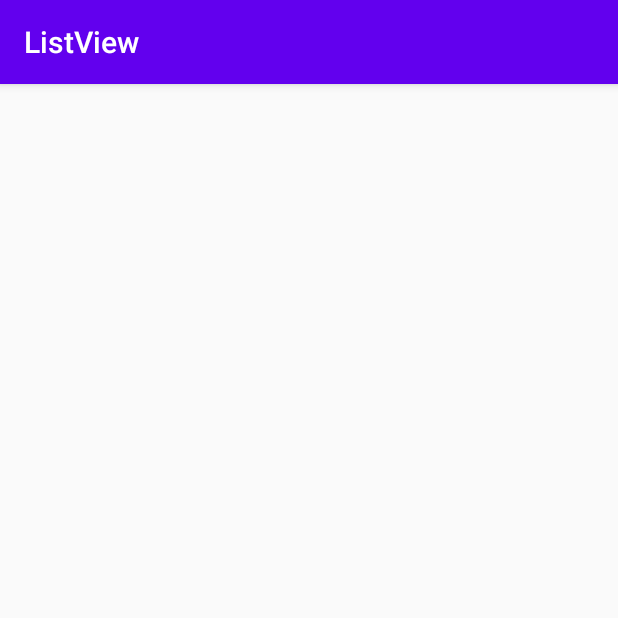
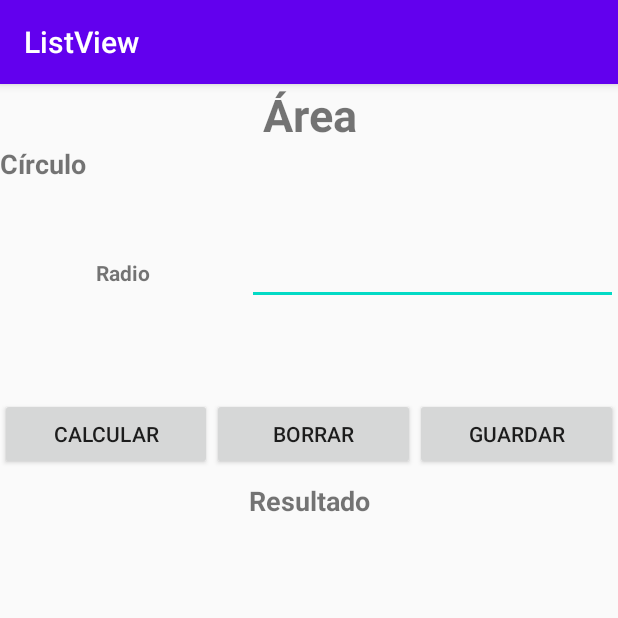
Before and after one commit to GermanVq/listview-android-studio, an Android app: the Circulo screen opened directly, with no data from a screen before it, on a phone screen of 412 x 824 dp, the top half of it. Run offline under Robolectric (Android 15) with nearby library versions, the phone set to English and light mode, and no system bars.

Commit message:
display and functionality areas activities added and completed

```diff
--- a/app/src/main/java/com/example/listview/Triangulo.java
+++ b/app/src/main/java/com/example/listview/Triangulo.java
@@ -20,11 +20,11 @@ public class Triangulo extends AppCompatActivity {
         total = findViewById(R.id.lblResultado);
     }
     public void calcular(View v){
-        int b, h, area;
+        double b, h, area;
         if(Validar()) {
 
-            b = Integer.parseInt(base.getText().toString());
-            h = Integer.parseInt(altura.getText().toString());
+            b = Double.parseDouble(base.getText().toString());
+            h = Double.parseDouble(altura.getText().toString());
             area = (b * h) / 2;
             total.setText("" + area);
         }
--- a/app/src/main/res/layout/activity_circulo.xml
+++ b/app/src/main/res/layout/activity_circulo.xml
@@ -4,6 +4,95 @@
     xmlns:tools="http://schemas.android.com/tools"
     android:layout_width="match_parent"
     android:layout_height="match_parent"
+    android:orientation="vertical"
     tools:context=".Circulo">
 
+    <TextView
+        android:id="@+id/textView17"
+        android:layout_width="match_parent"
+        android:layout_height="wrap_content"
+        android:gravity="center"
+        android:text="@string/area"
+        android:textSize="30sp"
+        android:textStyle="bold" />
+
+    <TextView
+        android:id="@+id/textView18"
+        android:layout_width="match_parent"
+        android:layout_height="61dp"
+        android:text="@string/circulo"
+        android:textSize="18sp"
+        android:textStyle="bold" />
+
+    <LinearLayout
+        android:layout_width="match_parent"
+        android:layout_height="107dp"
+        android:orientation="horizontal">
+
+        <TextView
+            android:id="@+id/textView19"
+            android:layout_width="wrap_content"
+            android:layout_height="wrap_content"
+            android:layout_weight="1"
+            android:gravity="center"
+            android:text="@string/radio"
+            android:textStyle="bold" />
+
+        <EditText
+            android:id="@+id/txtRadio"
+            android:layout_width="118dp"
+            android:layout_height="wrap_content"
+            android:layout_weight="1"
+            android:ems="10"
+            android:gravity="center"
+            android:inputType="numberDecimal" />
+    </LinearLayout>
+
+    <LinearLayout
+        android:layout_width="match_parent"
+        android:layout_height="wrap_content"
+        android:orientation="horizontal">
+
+        <Button
+            android:id="@+id/btnCalcular"
+            android:layout_width="wrap_content"
+            android:layout_height="wrap_content"
+            android:layout_weight="1"
+            android:onClick="calcular"
+            android:text="@string/calcular" />
+
+        <Button
+            android:id="@+id/btnBorrar"
+            android:layout_width="wrap_content"
+            android:layout_height="wrap_content"
+            android:layout_weight="1"
+
+            android:onClick="limpiar"
+            android:text="@string/borrar" />
+
+        <Button
+            android:id="@+id/btnGuardar"
+            android:layout_width="wrap_content"
+            android:layout_height="wrap_content"
+            android:layout_weight="1"
+            android:onClick="guardar"
+            android:text="@string/guardar" />
+    </LinearLayout>
+
+    <TextView
+        android:id="@+id/textView21"
+        android:layout_width="match_parent"
+        android:layout_height="41dp"
+        android:gravity="center"
+        android:text="@string/resultado"
+        android:textSize="18sp"
+        android:textStyle="bold" />
+
+    <TextView
+        android:id="@+id/lblResultado"
+        android:layout_width="match_parent"
+        android:layout_height="80dp"
+        android:gravity="center"
+        android:textSize="24sp"
+        android:textStyle="bold" />
 </LinearLayout>
--- a/app/src/main/res/layout/activity_lista_operacion.xml
+++ b/app/src/main/res/layout/activity_lista_operacion.xml
@@ -30,7 +30,7 @@
 
             <TextView
                 android:id="@+id/textView7"
-                android:layout_width="87dp"
+                android:layout_width="34dp"
                 android:layout_height="wrap_content"
                 android:text="@string/no"
                 android:textStyle="bold" />
@@ -51,7 +51,7 @@
 
             <TextView
                 android:id="@+id/textView6"
-                android:layout_width="82dp"
+                android:layout_width="136dp"
                 android:layout_height="wrap_content"
                 android:text="@string/resultado"
                 android:textStyle="bold" />
--- a/app/src/main/res/layout/activity_triangulo.xml
+++ b/app/src/main/res/layout/activity_triangulo.xml
@@ -43,7 +43,7 @@
             android:layout_height="wrap_content"
             android:layout_weight="1"
             android:ems="10"
-            android:inputType="number" />
+            android:inputType="number|numberDecimal" />
 
         <TextView
             android:id="@+id/textView14"
@@ -59,7 +59,7 @@
             android:layout_height="wrap_content"
             android:layout_weight="1"
             android:ems="10"
-            android:inputType="number" />
+            android:inputType="number|numberDecimal" />
     </LinearLayout>
 
     <LinearLayout
--- a/app/src/main/res/values/strings.xml
+++ b/app/src/main/res/values/strings.xml
@@ -6,7 +6,7 @@
     <string name="cuadrado">Cuadrado</string>
     <string name="rectangulo">Rectángulo</string>
     <string name="triangulo">Triángulo</string>
-    <string name="circulo">Circulo</string>
+    <string name="circulo">Círculo</string>
     <string name="valor">Valor del lado</string>
     <string name="base">Base</string>
     <string name="altura">Altura</string>
@@ -29,6 +29,7 @@
     <string name="area_guardada">Área guardada</string>
     <string name="error_calcular">No se pudo calcular porfavor ingresar campos necesarios</string>
     <string name="error_guardar">No se pudo guardar porfavor ingresar campos necesarios</string>
+    <string name="radio">Radio</string>
 
     <string-array name="opciones_ar_vol">
         <item>@string/area</item>
```
Also changed, not shown: app/src/main/java/com/example/listview/Circulo.java (+56 -1 lines), app/src/main/java/com/example/listview/Cuadrado.java (+5 -6 lines), app/src/main/java/com/example/listview/Rectangulo.java (+5 -7 lines), app/src/main/res/layout/activity_cuadrado.xml (+1 -7 lines), app/src/main/res/layout/activity_rectangulo.xml (+2 -8 lines).
